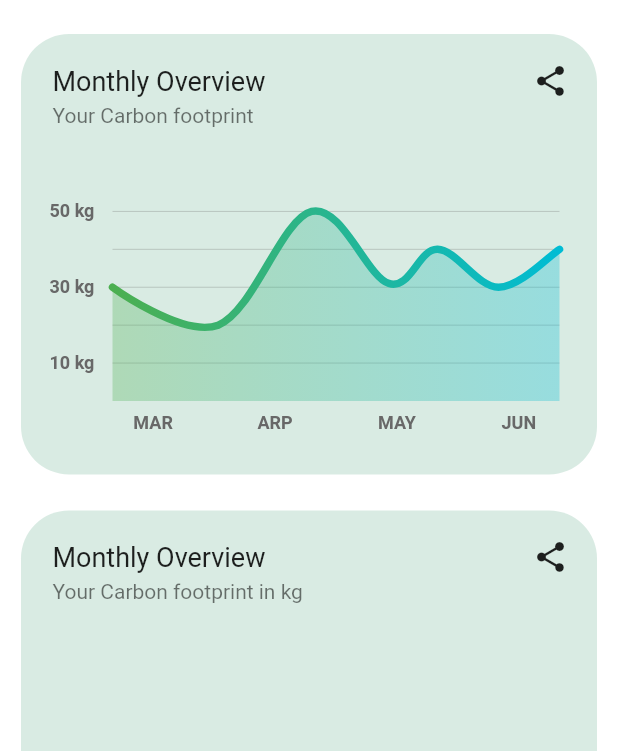
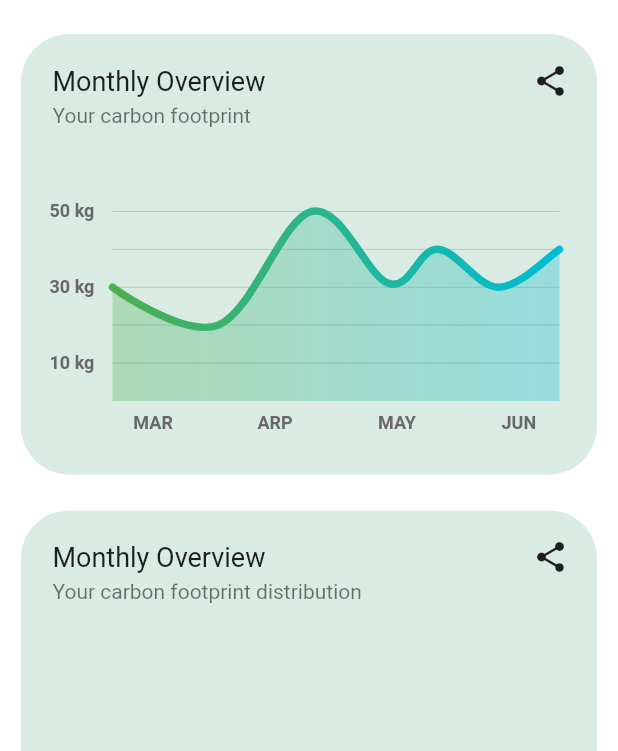
Before and after one commit to TheNewReducers/flutter_app, a Flutter app: the screen it shows after launch, on a phone screen of 412 x 824 dp, the part 98-849 px from its top. Run offline on Flutter 3.47's test engine with Material 2 defaults, Android fonts, the phone set to English and light mode, and no system bars; drawn by our look-alikes of fl_chart, flutter_animate, persistent_bottom_nav_bar; our stand-ins replace camera, pie_chart, share_plus, shared_preferences.

Commit message:
added some stuff

```diff
--- /dev/null
+++ b/lib/constants/tipps.dart
@@ -0,0 +1,41 @@
+
+import 'package:flutter_app/models/reduce_carbon_tipp.dart';
+
+const List<ReduceCarbonTipp> Tipps = [
+  ReduceCarbonTipp(
+    "Choose plant-based proteins",
+    "Plant-based foods generally have a lower carbon footprint than meat and dairy. Animal agriculture generates a significant amount of greenhouse gas emissions, particularly methane from livestock. By choosing plant-based proteins, you can help reduce these emissions.",
+    3.3,
+    "assets/images/tipps/plantbased.png",
+  ),
+  ReduceCarbonTipp(
+    "Buy seasonal and local produce",
+    "Food that is grown locally and in-season reduces the carbon footprint associated with transportation and storage. Transporting food over long distances generates a significant amount of greenhouse gas emissions. By buying local and seasonal produce, you can help reduce these emissions.",
+    0.4,
+    "assets/images/tipps/seasonal.png",
+  ),
+  ReduceCarbonTipp(
+    "Choose fresh over processed",
+    "Processed foods require more energy to produce than fresh foods. This increased energy use translates to more greenhouse gas emissions. By choosing fresh produce over processed items, you can help reduce your carbon footprint.",
+    0.2,
+    "assets/images/tipps/canned.png",
+  ),
+  ReduceCarbonTipp(
+    "Buy organic produce",
+    "Organic farming practices use fewer synthetic pesticides and fertilizers than conventional farming practices. The production and use of synthetic fertilizers and pesticides generate significant greenhouse gas emissions. By choosing organic produce, you can help reduce these emissions.",
+    0.5,
+    "assets/images/tipps/organic.png",
+  ),
+  ReduceCarbonTipp(
+    "Choose minimally packaged items",
+    "Packaging requires energy to produce, and most packaging materials generate greenhouse gas emissions during their production. By choosing minimally packaged items, you can help reduce these emissions.",
+    0.1,
+    "assets/images/tipps/trash.png",
+  ),
+  ReduceCarbonTipp(
+    "Opt for tap water or reusable bottle",
+    "Bottled water generates significant greenhouse gas emissions due to the production and transportation of plastic bottles. By choosing tap water or using a reusable water bottle, you can help reduce these emissions.",
+    0.02,
+    "assets/images/tipps/water.png",
+  ),
+];
--- a/lib/screens/home_views/dashboard.dart
+++ b/lib/screens/home_views/dashboard.dart
@@ -1,17 +1,20 @@
 import 'dart:io';
 
 import 'package:flutter/material.dart';
+import 'package:flutter_animate/flutter_animate.dart';
 import 'package:flutter_app/app_colors.dart';
 import 'package:flutter_app/app_state.dart';
 import 'package:flutter_app/components/chart.dart';
 import 'package:flutter_app/components/custom_card.dart';
 import 'package:flutter_app/components/custom_image_card.dart';
+import 'package:flutter_app/components/tipp_card.dart';
 import 'package:flutter_app/components/view_title_bar.dart';
 import 'package:flutter_app/components/title_bar.dart';
 import 'package:flutter_app/services/navigation_service.dart';
 import 'package:flutter_app/components/CustomPieChart.dart';
 
 import '../../components/card_slider.dart';
+import '../../constants/tipps.dart';
 
 
 class Dashboard extends StatefulWidget {
@@ -59,33 +62,37 @@ class _DashboardState extends State<Dashboard> {
                   child: CustomCard(
                     shareable: true,
                     title: "Monthly Overview",
-                    subtitle: "Your Carbon footprint",
+                    subtitle: "Your carbon footprint",
                     color: AppColor.cardGreen,
                     child: const Chart(),
                   ),
-                ),
+                ).animate()
+                  .slideY(duration: const Duration(milliseconds: 700), begin: 0.12, end: 0, curve: Curves.easeInOut)
+                  .fadeIn(duration: const Duration(milliseconds: 700), curve: Curves.easeInOut),
                 Padding(
                   padding: const EdgeInsets.only(top: 0, left: 14, right: 14, bottom: 24),
                   child: CustomCard(
                     shareable: true,
                     title: "Monthly Overview",
-                    subtitle: "Your Carbon footprint in kg",
+                    subtitle: "Your carbon footprint distribution",
                     color: AppColor.cardGreen,
                     child: Padding(
                       padding: const EdgeInsets.only(top: 24, left: 0, right: 0, bottom: 24),
                       child: data.isEmpty ? Container(height: 300, child: const Center(child: Text("No Data"))) : CustomPieChart(data: data),
                     ),
                   ),
-                ),
+                ).animate()
+                  .slideY(duration: const Duration(milliseconds: 700), begin: 0.12, end: 0, curve: Curves.easeInOut)
+                  .fadeIn(duration: const Duration(milliseconds: 700), curve: Curves.easeInOut),
                 TitleBar(title: "Tipps to reduce carbon emissions", onMorePressed: _showAllTipps, xPadding: 18),
-                const CardSlider(
+                CardSlider(
                   initialPadding: 14,
                   children: [
-                    CustomImageCard(image: AssetImage("assets/images/chicken.png"), title: "Test", color: AppColor.cardGreen),
-                    CustomImageCard(image: AssetImage("assets/images/chicken.png"), title: "Test", color: AppColor.cardGreen),
-                    CustomImageCard(image: AssetImage("assets/images/chicken.png"), title: "Test", color: AppColor.cardGreen),
+                    ...Tipps.map((t) => TippCard(tipp: t)).toList(),
                   ]
-                ),
+                ).animate()
+                  .slideY(duration: const Duration(milliseconds: 700), begin: 0.12, end: 0, curve: Curves.easeInOut)
+                  .fadeIn(duration: const Duration(milliseconds: 700), curve: Curves.easeInOut),
                 // ListView.builder(
                 //       itemCount: imagePaths.length,
                 //       itemBuilder: (BuildContext context, int index) {
--- a/pubspec.yaml
+++ b/pubspec.yaml
@@ -31,3 +31,4 @@ flutter:
   uses-material-design: true
   assets:
     - assets/images/
+    - assets/images/tipps
```
Also changed, not shown: assets/dataTest.json (deleted, +0 -58 lines), lib/components/tipp_card.dart (added, +17 -0 lines), lib/models/reduce_carbon_tipp.dart (added, +8 -0 lines), assets/images/tipps/canned.png (renamed from assets/imagesTips/canned.png), assets/images/tipps/chicken.png (renamed from assets/imagesTips/chicken.png), assets/images/tipps/milk.png (renamed from assets/imagesTips/milk.png), assets/images/tipps/organic.png (renamed from assets/imagesTips/organic.png), assets/images/tipps/plantbased.png (renamed from assets/imagesTips/plantbased.png), assets/images/tipps/sausage.png (renamed from assets/imagesTips/sausage.png), assets/images/tipps/seasonal.png (renamed from assets/imagesTips/seasonal.png), assets/images/tipps/trash.png (renamed from assets/imagesTips/trash.png), assets/images/tipps/water.png (renamed from assets/imagesTips/water.png).
